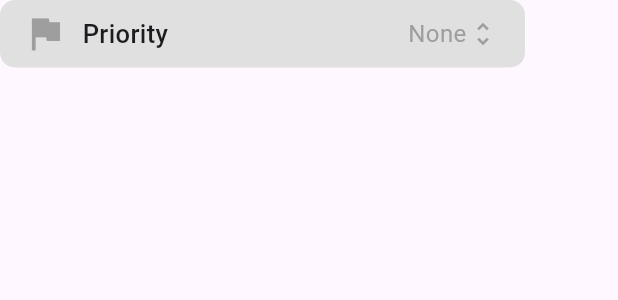
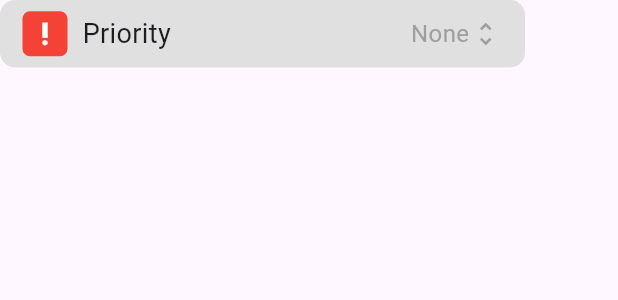
Before and after one commit to Huy17092002/Todolist, a Flutter app: the PrioritySection widget shown alone on an empty page, opened directly, on a phone screen of 412 x 824 dp. Shown: the top 300 px of the screen. Run offline on Flutter 3.47's test engine with Material 3 defaults, Android fonts, the phone set to English and light mode, and no system bars.

Commit message:
push code

```diff
--- a/lib/routes.dart
+++ b/lib/routes.dart
@@ -1,6 +1,6 @@
 import 'package:flutter/material.dart';
 import 'widget/class_widget.dart';
-import 'screens/class_detailscreen.dart';
+import 'screen/class_detailscreen.dart';
 
 class TaskListWidget extends StatelessWidget {
   const TaskListWidget({super.key});
--- a/lib/screens/date_clock_detailscreen.dart
+++ b/lib/screen/date_clock_detailscreen.dart
@@ -126,7 +126,7 @@ class _DateClockSectionState extends State<DateClockSection> {
                 padding: const EdgeInsets.only(top: 10),
                 child: SingleChildScrollView(
                   child:CupertinoTimerPicker(
-                    mode: CupertinoTimerPickerMode.hms,
+                    mode: CupertinoTimerPickerMode.hm,
                     onTimerDurationChanged: (Duration value) {},
                   ),
               ),
--- a/lib/screens/priority_detailscreen.dart
+++ b/lib/screen/priority_detailscreen.dart
@@ -24,17 +24,20 @@ class _PrioritySectionState extends State<PrioritySection> {
         padding: const EdgeInsets.only(top: 0, left: 15),
         child: Row(
           children: [
-            const Icon(
-              Icons.flag,
-              color: Colors.grey,
-              size: 30,
-            ),
-            const SizedBox(width: 10),
-            const Text(
-              'Priority',
+     Container(
+       width: 30,
+       height: 30,
+       decoration: BoxDecoration(
+         shape: BoxShape.rectangle,
+         color: Colors.red,
+         borderRadius: BorderRadius.circular(5),
+       ),
+       child: Icon(Icons.priority_high,color: Colors.white,size: 20,),
+     ),
+            SizedBox(width: 10,),
+            Text('Priority',
               style: TextStyle(
-                fontSize: 17,
-                fontWeight: FontWeight.w500,
+                fontSize: 18,
               ),
             ),
             const SizedBox(width: 160),
--- a/lib/widget/class_widget.dart
+++ b/lib/widget/class_widget.dart
@@ -1,5 +1,5 @@
 import 'package:flutter/material.dart';
-import 'package:todolist/screens/class_detailscreen.dart';
+import 'package:todolist/screen/class_detailscreen.dart';
 
 class AddList extends StatelessWidget {
   const AddList({super.key});
```
Also changed, not shown: lib/screen/location_detailscreen.dart (renamed from lib/screens/location_detailscreen.dart), lib/screen/repeat_details.dart (renamed from lib/screens/repeat_details.dart).
